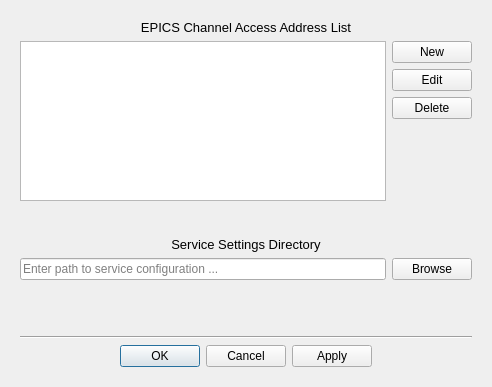
Old version of the form ServiceManager/GUI/layouts/GeneralSettings.ui in the repository ISISNeutronMuon/HLM_PV_Import.
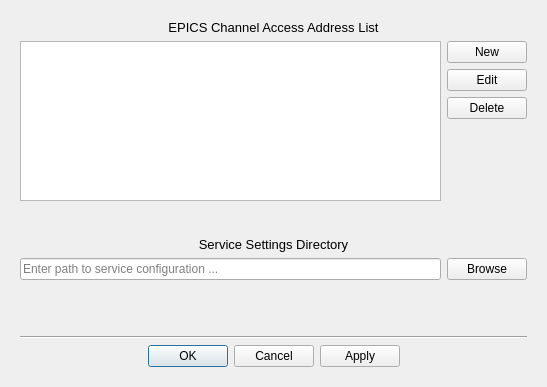
New version of the form.

Commit message: Added manager CA settings

```diff
--- a/ServiceManager/GUI/layouts/GeneralSettings.ui
+++ b/ServiceManager/GUI/layouts/GeneralSettings.ui
@@ -6,7 +6,7 @@
    <rect>
     <x>0</x>
     <y>0</y>
-    <width>492</width>
+    <width>547</width>
     <height>387</height>
    </rect>
   </property>
@@ -163,12 +163,26 @@
          <height>0</height>
         </size>
        </property>
+       <property name="font">
+        <font>
+         <pointsize>9</pointsize>
+        </font>
+       </property>
        <property name="whatsThis">
         <string>The path to the service directory containing the settings, user configuration etc.</string>
        </property>
+       <property name="styleSheet">
+        <string notr="true"/>
+       </property>
+       <property name="text">
+        <string/>
+       </property>
        <property name="placeholderText">
         <string>Enter path to service configuration ...</string>
        </property>
+       <property name="clearButtonEnabled">
+        <bool>false</bool>
+       </property>
       </widget>
      </item>
      <item>
```
The commit also changes 11 other files.
